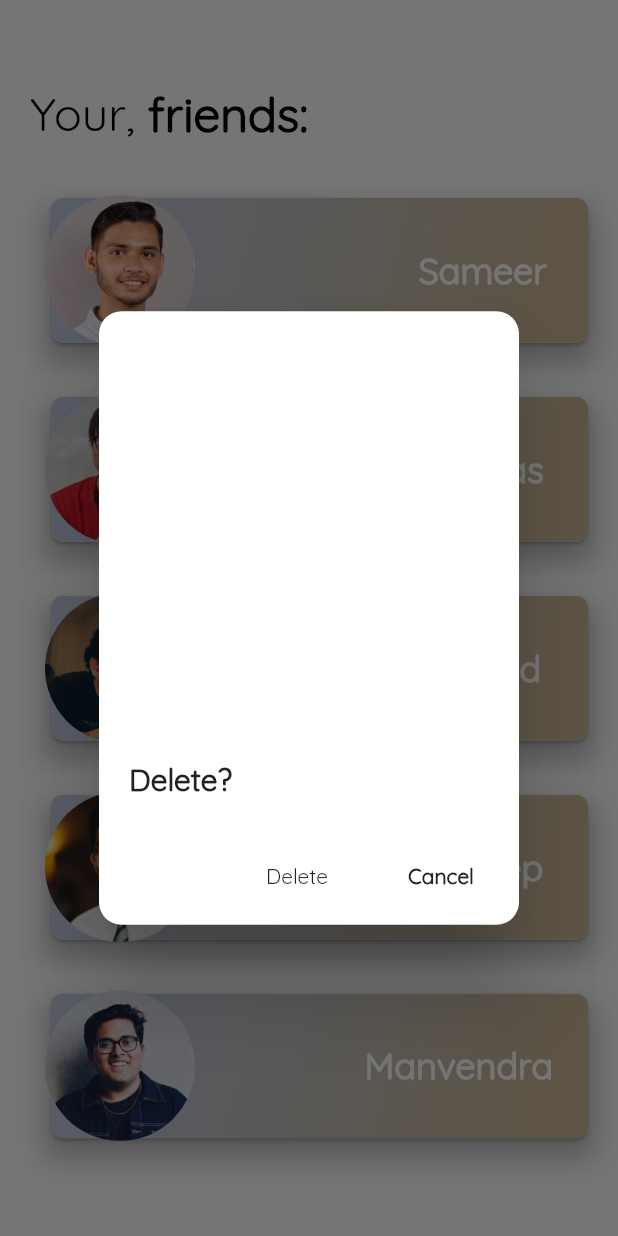
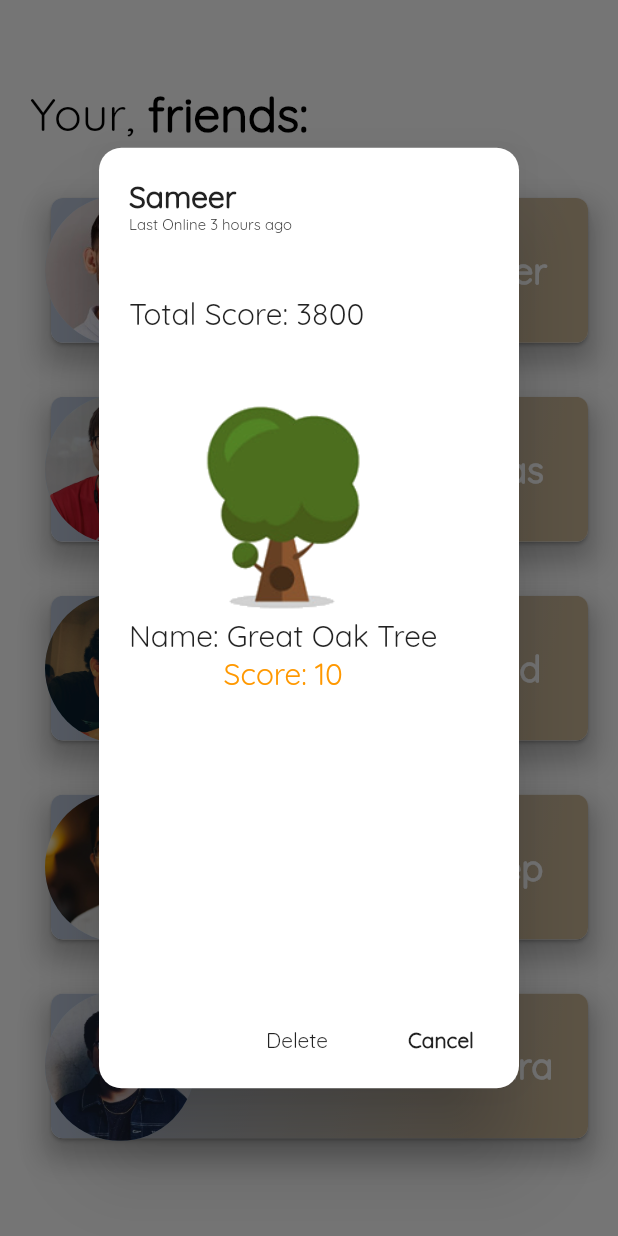
Before and after one commit to RameshNikhil/ClovAR_App, a Flutter app: the SocialPage screen opened directly, after a tap on "Sameer", on a phone screen of 412 x 824 dp. Run offline on Flutter 3.47's test engine with Material 2 defaults, Android fonts, the phone set to English and light mode, and no system bars; our stand-ins replace camera; missing offline and left inert: flutter_webview_plugin.

Commit message:
added freidn profile

```diff
--- a/lib/pages/socialPage.dart
+++ b/lib/pages/socialPage.dart
@@ -164,16 +164,39 @@ class _CardsState extends State<Cards> {
                   builder: (BuildContext context) {
                     // return object of type Dialog
                     return AlertDialog(
-                      titlePadding: EdgeInsets.fromLTRB(20, 300, 20, 20),
+                      titlePadding: EdgeInsets.fromLTRB(20, 20, 20, 200),
                       shape: RoundedRectangleBorder(
                           borderRadius:
                               BorderRadius.all(Radius.circular(15.0))),
-                      title: new Text(
-                        "Delete?",
+                      title:
+                      Column(
+                      crossAxisAlignment: CrossAxisAlignment.start,
+                      mainAxisSize: MainAxisSize.min,
+                      children: <Widget>[ Text(
+                        widget.title,
                         style: TextStyle(
                           fontWeight: FontWeight.w600,
                         ),
                       ),
+                      Text('Last Online 3 hours ago',
+                      style: TextStyle(fontSize: 10)),
+                      Padding(
+                        padding: const EdgeInsets.only(top: 40),
+                        child: Text('Total Score: 3800')),
+                        Padding(
+                          padding: const EdgeInsets.only(top: 40),
+                          child:
+                          Column(children: <Widget>[
+                        Image.asset(
+                              'lib/assets/images/treeImg/1.png',
+                              width: 150.0,
+                              height: 150.0,
+                            ),
+                            Text('Name: Great Oak Tree'),
+                            Text('Score: 10', style: TextStyle(color: Colors.orange))
+                           ] )
+                        )
+                      ]),
                       //content: new Text("Alert Dialog body"),
                       actions: <Widget>[
                         // usually buttons at the bottom of the dialog
```
Also changed, not shown: pubspec.lock, 2 other files.
